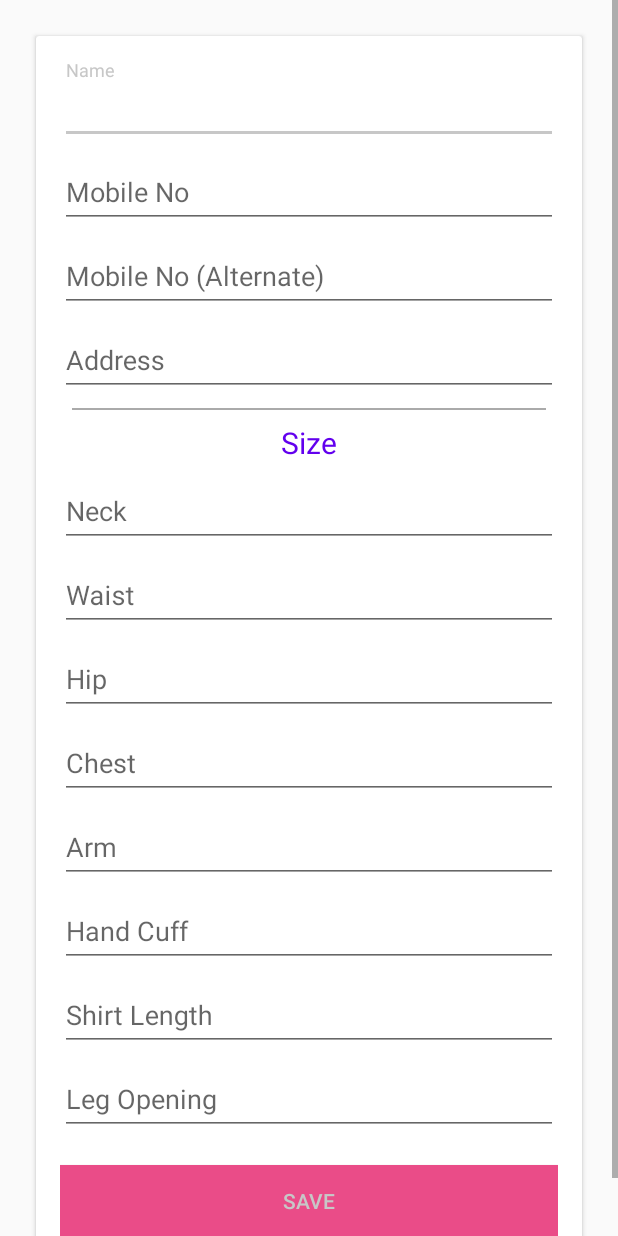
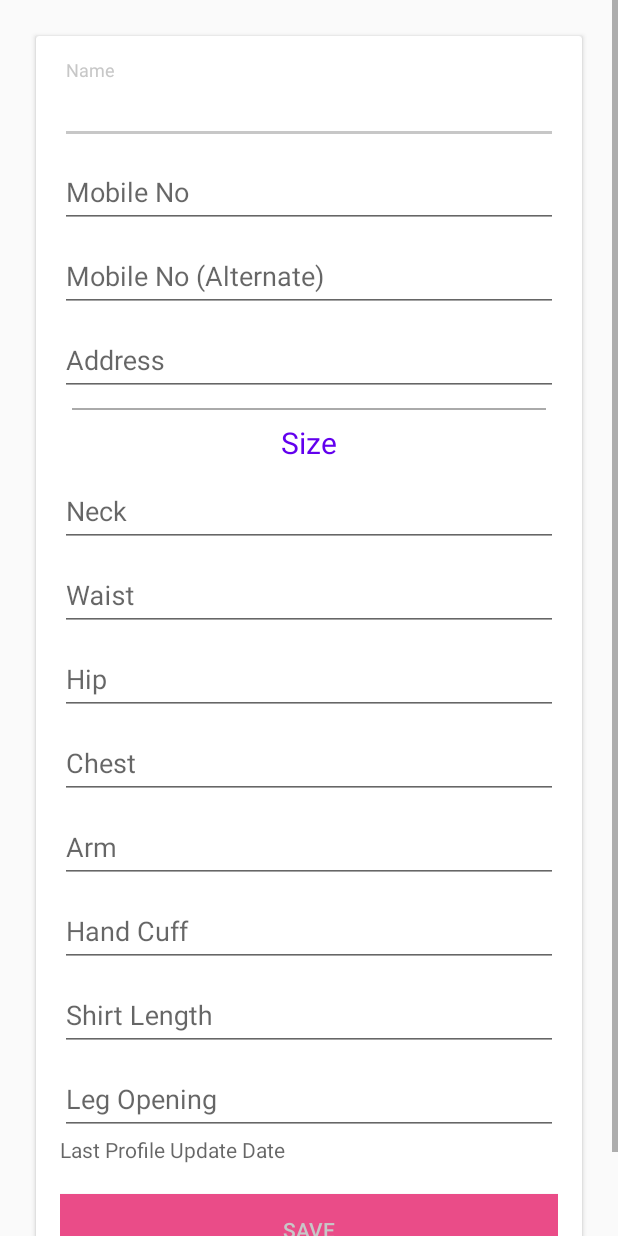
Before and after one commit to johnyhawkahsan/56-TailorApp, an Android app: the layout fragment_add_edit_size.xml on its own in the app's theme, with its tools: preview values and no code run, on a phone screen of 412 x 824 dp. Run offline under Robolectric (Android 15) with nearby library versions, the phone set to English and light mode, and no system bars.

Commit message:
13th commit- Alhamdulillah, successfully added method to add new size/person record, now need to display this record in RecyclerView.

```diff
--- a/app/src/main/java/com/johnyhawkdesigns/a56_tailorapp/adapter/PersonListAdapter.java
+++ b/app/src/main/java/com/johnyhawkdesigns/a56_tailorapp/adapter/PersonListAdapter.java
@@ -60,7 +60,7 @@ public class PersonListAdapter extends RecyclerView.Adapter<PersonListAdapter.Pe
 
         @Override
         public void onClick(View v) {
-            Person person = mPersons.get(getAdapterPosition());
+            Person person = mPersons.get(getAdapterPosition());// Get item at this specific position from list
             int personID = person.getPersonID();
             String name = person.getPersonName();
             String mobileNo = person.getMobileNo();
--- a/app/src/main/java/com/johnyhawkdesigns/a56_tailorapp/roomdatabase/dao/PersonDao.java
+++ b/app/src/main/java/com/johnyhawkdesigns/a56_tailorapp/roomdatabase/dao/PersonDao.java
@@ -16,11 +16,11 @@ import java.util.List;
 public interface PersonDao {
 
 
-    @Query("Select * FROM person_table ORDER BY lastProfileUpdateDate DESC")
+    @Query("Select * FROM person_table ORDER BY personID DESC")
     //Person[] loadAll(); // We don't use this because we want to retain observability
     LiveData<List<Person>> getAllPersons();
 
-
+    //Find Person by Person ID
     @Query("SELECT * FROM person_table WHERE personID = :personID")
     Person getPersonWithPersonID(int personID);
 
--- a/app/src/main/java/com/johnyhawkdesigns/a56_tailorapp/roomdatabase/model/Person.java
+++ b/app/src/main/java/com/johnyhawkdesigns/a56_tailorapp/roomdatabase/model/Person.java
@@ -8,10 +8,11 @@ import android.support.annotation.Nullable;
 
 import com.johnyhawkdesigns.a56_tailorapp.roomdatabase.typeConverters.DateTypeConverter;
 
+import java.io.Serializable;
 import java.util.Date;
 
 @Entity(tableName = "person_table")
-public class Person {
+public class Person implements Serializable{
 
     @PrimaryKey(autoGenerate = true)
     @ColumnInfo(name = "personID")
--- a/app/src/main/res/layout/fragment_add_edit_size.xml
+++ b/app/src/main/res/layout/fragment_add_edit_size.xml
@@ -226,6 +226,19 @@
 
                     </android.support.design.widget.TextInputLayout>
 
+                    <android.support.design.widget.TextInputLayout
+                        android:layout_width="match_parent"
+                        android:layout_height="wrap_content">
+
+                        <TextView
+                            android:id="@+id/textInputProfileUpdateDate"
+                            android:layout_width="match_parent"
+                            android:layout_height="wrap_content"
+                            android:hint="Last Profile Update Date"
+                            android:inputType="date"
+                            android:lines="1" />
+
+                    </android.support.design.widget.TextInputLayout>
 
 
                     <Button
```
Also changed, not shown: app/src/main/java/com/johnyhawkdesigns/a56_tailorapp/activity/MainActivity.java (+6 -1 lines), app/src/main/java/com/johnyhawkdesigns/a56_tailorapp/fragment/AddEditPersonFragment.java (+95 -18 lines).
